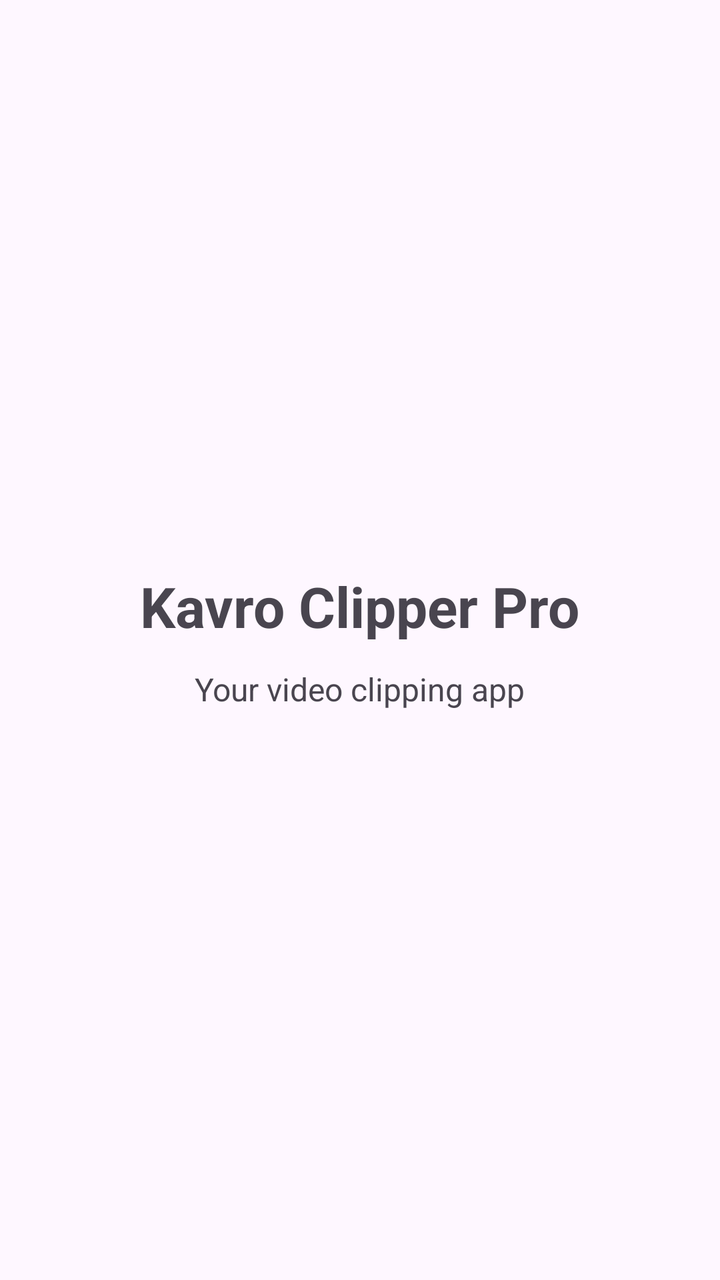
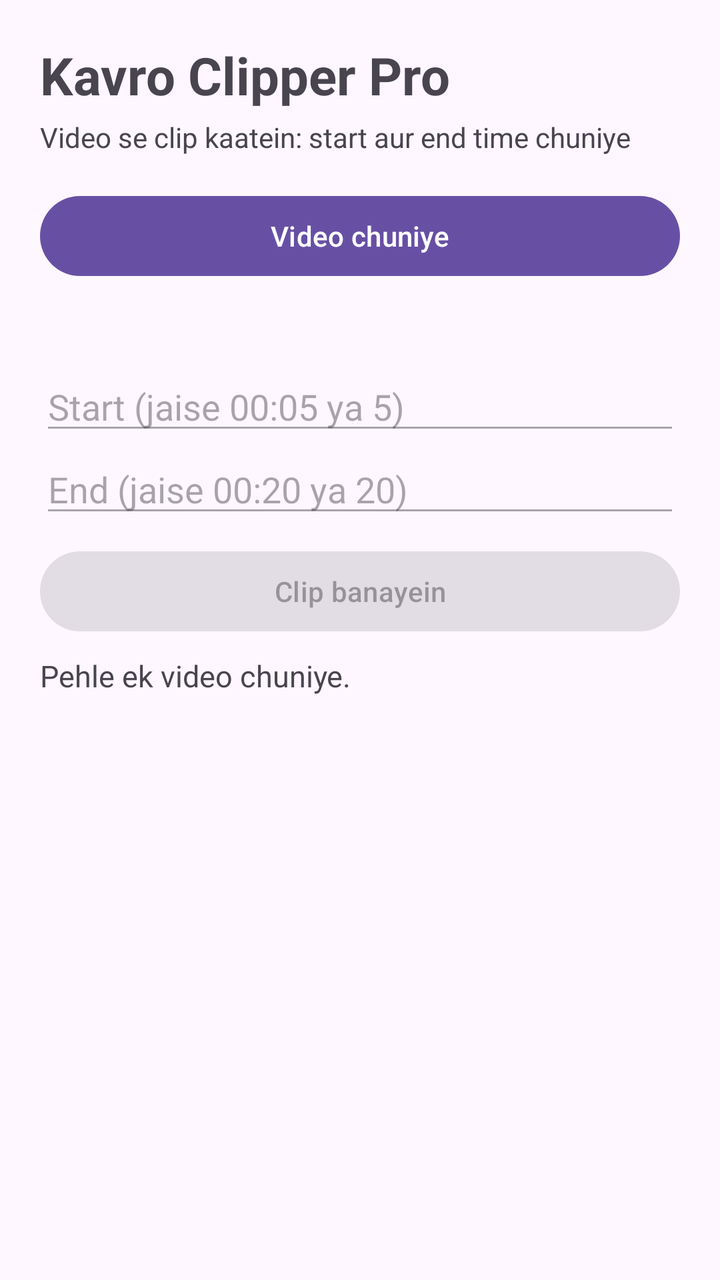

Screens rendered from an Android XML layout before and after an edit, with the pre-edit source and the edit as a unified diff.
<!-- AndroidManifest.xml: application theme Theme.KavroClipperPro -->
<!-- res/layout/activity_main.xml -->
<LinearLayout xmlns:android="http://schemas.android.com/apk/res/android"
    android:layout_width="match_parent"
    android:layout_height="match_parent"
    android:orientation="vertical"
    android:gravity="center"
    android:padding="24dp">

    <TextView
        android:layout_width="wrap_content"
        android:layout_height="wrap_content"
        android:text="Kavro Clipper Pro"
        android:textSize="28sp"
        android:textStyle="bold"/>

    <TextView
        android:layout_width="wrap_content"
        android:layout_height="wrap_content"
        android:layout_marginTop="12dp"
        android:text="Your video clipping app"
        android:textSize="16sp"/>

</LinearLayout>
<!-- resources referenced by this layout -->
<resources>
  <style name="Theme.KavroClipperPro" parent="Theme.Material3.DayNight.NoActionBar" />
</resources>

<!-- the commit's change to res/layout/activity_main.xml (unified diff, before → after) -->
@@ -1,22 +1,97 @@
-<LinearLayout xmlns:android="http://schemas.android.com/apk/res/android"
+<?xml version="1.0" encoding="utf-8"?>
+<ScrollView xmlns:android="http://schemas.android.com/apk/res/android"
     android:layout_width="match_parent"
     android:layout_height="match_parent"
-    android:orientation="vertical"
-    android:gravity="center"
-    android:padding="24dp">
+    android:fillViewport="true">
 
-    <TextView
-        android:layout_width="wrap_content"
+    <LinearLayout
+        android:layout_width="match_parent"
         android:layout_height="wrap_content"
-        android:text="Kavro Clipper Pro"
-        android:textSize="28sp"
-        android:textStyle="bold"/>
+        android:orientation="vertical"
+        android:padding="20dp">
 
-    <TextView
-        android:layout_width="wrap_content"
-        android:layout_height="wrap_content"
-        android:layout_marginTop="12dp"
-        android:text="Your video clipping app"
-        android:textSize="16sp"/>
+        <TextView
+            android:layout_width="wrap_content"
+            android:layout_height="wrap_content"
+            android:text="@string/app_name"
+            android:textSize="26sp"
+            android:textStyle="bold"/>
 
-</LinearLayout>
+        <TextView
+            android:layout_width="wrap_content"
+            android:layout_height="wrap_content"
+            android:layout_marginTop="4dp"
+            android:text="@string/subtitle"
+            android:textSize="14sp"/>
+
+        <Button
+            android:id="@+id/btnSelect"
+            android:layout_width="match_parent"
+            android:layout_height="wrap_content"
+            android:layout_marginTop="16dp"
+            android:text="@string/btn_select_video"/>
+
+        <VideoView
+            android:id="@+id/videoView"
+            android:layout_width="match_parent"
+            android:layout_height="220dp"
+            android:layout_marginTop="12dp"
+            android:visibility="gone"/>
+
+        <TextView
+            android:id="@+id/txtInfo"
+            android:layout_width="match_parent"
+            android:layout_height="wrap_content"
+            android:layout_marginTop="8dp"
+            android:textSize="14sp"/>
+
+        <EditText
+            android:id="@+id/editStart"
+            android:layout_width="match_parent"
+            android:layout_height="wrap_content"
+            android:layout_marginTop="12dp"
+            android:hint="@string/hint_start"
+            android:inputType="text"
+            android:enabled="false"/>
+
+        <EditText
+            android:id="@+id/editEnd"
+            android:layout_width="match_parent"
+            android:layout_height="wrap_content"
+            android:hint="@string/hint_end"
+            android:inputType="text"
+            android:enabled="false"/>
+
+        <Button
+            android:id="@+id/btnClip"
+            android:layout_width="match_parent"
+            android:layout_height="wrap_content"
+            android:layout_marginTop="8dp"
+            android:text="@string/btn_clip"
+            android:enabled="false"/>
+
+        <Button
+            android:id="@+id/btnCancel"
+            android:layout_width="match_parent"
+            android:layout_height="wrap_content"
+            android:text="@string/btn_cancel"
+            android:visibility="gone"/>
+
+        <ProgressBar
+            android:id="@+id/progress"
+            style="?android:attr/progressBarStyleHorizontal"
+            android:layout_width="match_parent"
+            android:layout_height="wrap_content"
+            android:layout_marginTop="12dp"
+            android:max="100"
+            android:visibility="gone"/>
+
+        <TextView
+            android:id="@+id/txtStatus"
+            android:layout_width="match_parent"
+            android:layout_height="wrap_content"
+            android:layout_marginTop="8dp"
+            android:text="@string/status_idle"
+            android:textSize="15sp"/>
+    </LinearLayout>
+</ScrollView>
<!-- resource entries referenced after the edit -->
@@ -1,5 +1,13 @@
 <!-- resources referenced by this layout -->
 <resources>
+  <string name="app_name">Kavro Clipper Pro</string>
+  <string name="btn_cancel">Cancel</string>
+  <string name="btn_clip">Clip banayein</string>
+  <string name="btn_select_video">Video chuniye</string>
+  <string name="hint_end">End (jaise 00:20 ya 20)</string>
+  <string name="hint_start">Start (jaise 00:05 ya 5)</string>
+  <string name="status_idle">Pehle ek video chuniye.</string>
+  <string name="subtitle">Video se clip kaatein: start aur end time chuniye</string>
   <style name="Theme.KavroClipperPro" parent="Theme.Material3.DayNight.NoActionBar" />
 </resources>
 
